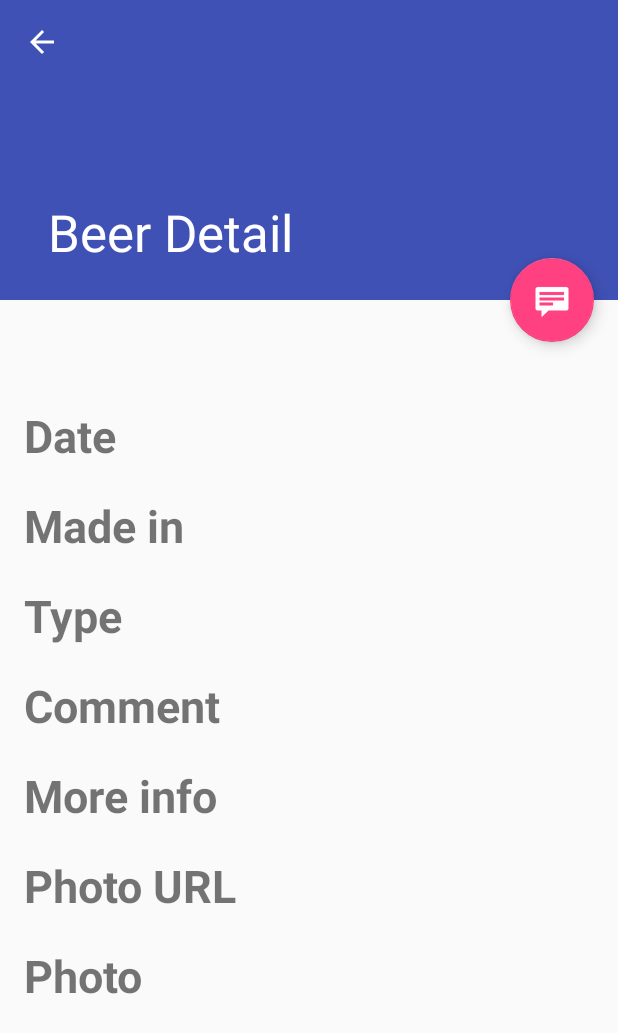
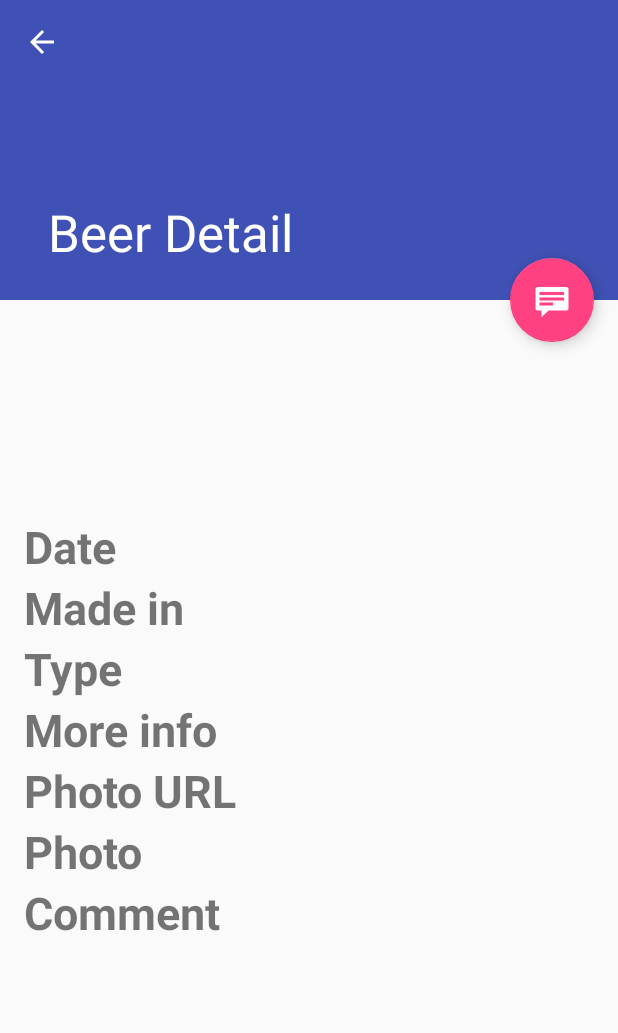
Before and after one commit to juan-filgueiras-rilo/IPM-P2, an Android app: the BeerDetailFragment screen opened directly, with no data from a screen before it, on a phone screen of 412 x 824 dp. Shown: the top 1033 px of the screen. Run offline under Robolectric (Android 15) with nearby library versions, the phone set to English and light mode, and no system bars; libraries missing offline, so code that uses them is left out: com.google.api.client, com.google.api.services, com.nostra13.universalimageloader, pub.devrel.easypermissions; 6 statements that could not run were skipped.

Commit message:
probando cambios en la vista de detalles de una cerveza

```diff
--- a/Beers/app/src/main/res/layout/beer_detail.xml
+++ b/Beers/app/src/main/res/layout/beer_detail.xml
@@ -1,9 +1,15 @@
 <?xml version="1.0" encoding="utf-8"?>
 
-<RelativeLayout xmlns:android="http://schemas.android.com/apk/res/android"
+<LinearLayout xmlns:android="http://schemas.android.com/apk/res/android"
     xmlns:app="http://schemas.android.com/apk/res-auto"
-    android:layout_width="fill_parent"
-    android:layout_height="fill_parent">
+    xmlns:tools="http://schemas.android.com/tools"
+    android:layout_width="wrap_content"
+    android:layout_height="wrap_content"
+    android:orientation="vertical"
+    android:paddingTop="8dp"
+    android:paddingBottom="8dp"
+    android:paddingLeft="16dp"
+    android:paddingRight="16dp">
 
 
     <android.support.design.widget.FloatingActionButton xmlns:android="http://schemas.android.com/apk/res/android"
@@ -38,26 +44,15 @@
         android:scrollbars="vertical"
         app:layout_behavior="@string/appbar_scrolling_view_behavior"
         android:layout_below="@id/comment_edit_text_detail">
-
-
-
-        <RelativeLayout
-            xmlns:tools="http://schemas.android.com/tools"
-            xmlns:android="http://schemas.android.com/apk/res/android"
+            <LinearLayout
                 android:layout_width="match_parent"
                 android:layout_height="match_parent"
-            android:layout_marginLeft="16dp"
-            android:layout_marginRight="16dp"
-            android:baselineAligned="false"
-            android:divider="?android:attr/dividerHorizontal"
-            android:showDividers="middle"
+                android:orientation="vertical">
 
-            tools:context="es.udc.fic.ipm.beers.BeerDetailFragment">
-
-
-
-
-
+                <LinearLayout
+                    android:layout_width="match_parent"
+                    android:layout_height="match_parent"
+                    android:orientation="horizontal">
 
                     <TextView
                         android:id="@+id/title_date"
@@ -69,9 +64,13 @@
                     <TextView
                         android:id="@+id/content_date"
                         android:layout_width="wrap_content"
-                android:layout_height="wrap_content"
-                android:layout_below="@id/title_date" />
+                        android:layout_height="wrap_content" />
+                </LinearLayout>
 
+                <LinearLayout
+                    android:layout_width="match_parent"
+                    android:layout_height="match_parent"
+                    android:orientation="horizontal">
                     <TextView
                         android:id="@+id/title_made_in"
                         android:layout_width="wrap_content"
@@ -86,33 +85,33 @@
                         android:layout_height="wrap_content"
                         android:layout_below="@id/title_made_in" />
 
+                </LinearLayout>
+
+                <RelativeLayout
+                    android:layout_width="match_parent"
+                    android:layout_height="match_parent"
+                    android:orientation="horizontal">
                     <TextView
                         android:id="@+id/title_type"
                         android:layout_width="wrap_content"
                         android:layout_height="wrap_content"
                         android:textSize="30dp"
                         android:textStyle="bold"
-                android:text="@string/beer_type"
-                android:layout_below="@id/content_made_in" />
+                        android:text="@string/beer_type"/>
+
                     <TextView
                         android:id="@+id/content_type"
                         android:layout_width="wrap_content"
                         android:layout_height="wrap_content"
-                android:layout_below="@id/title_type" />
+                        android:layout_alignParentRight="true"/>
+                </RelativeLayout>
 
-            <TextView
-                android:id="@+id/title_comment"
-                android:layout_width="wrap_content"
-                android:layout_height="wrap_content"
-                android:textSize="30dp"
-                android:textStyle="bold"
-                android:text="@string/beer_comment"
-                android:layout_below="@id/content_type" />
-            <TextView
-                android:id="@+id/content_comment"
-                android:layout_width="wrap_content"
-                android:layout_height="wrap_content"
-                android:layout_below="@id/title_comment" />
+
+
+                <LinearLayout
+                    android:layout_width="match_parent"
+                    android:layout_height="match_parent"
+                    android:orientation="horizontal">
 
                     <TextView
                         android:id="@+id/title_more_info"
@@ -128,6 +127,13 @@
                         android:layout_height="wrap_content"
                         android:layout_below="@id/title_more_info" />
 
+                </LinearLayout>
+
+                <LinearLayout
+                    android:layout_width="match_parent"
+                    android:layout_height="match_parent"
+                    android:orientation="horizontal">
+
                     <TextView
                         android:id="@+id/title_photo_url"
                         android:layout_width="wrap_content"
@@ -141,6 +147,13 @@
                         android:layout_width="wrap_content"
                         android:layout_height="wrap_content"
                         android:layout_below="@id/title_photo_url" />
+
+                </LinearLayout>
+
+                <LinearLayout
+                    android:layout_width="match_parent"
+                    android:layout_height="match_parent"
+                    android:orientation="vertical">
                     <TextView
                         android:id="@+id/title_photo_viewer"
                         android:layout_width="wrap_content"
@@ -154,12 +167,23 @@
                         android:layout_width="wrap_content"
                         android:layout_height="wrap_content"
                         android:layout_below="@id/title_photo_viewer"/>
+                </LinearLayout>
 
-
-
-        </RelativeLayout>
-
+                <TextView
+                    android:id="@+id/title_comment"
+                    android:layout_width="wrap_content"
+                    android:layout_height="wrap_content"
+                    android:textSize="30dp"
+                    android:textStyle="bold"
+                    android:text="@string/beer_comment"
+                    android:layout_below="@id/content_type" />
+                <TextView
+                    android:id="@+id/content_comment"
+                    android:layout_width="wrap_content"
+                    android:layout_height="wrap_content"
+                    android:layout_below="@id/title_comment" />
+            </LinearLayout>
     </ScrollView>
 
 
-</RelativeLayout>
+</LinearLayout>
```
Also changed, not shown: Beers/app/src/main/res/layout/beer_detail2.xml (added, +171 -0 lines), Beers/app/src/main/res/layout/beer_detail3.xml (added, +165 -0 lines). Lines whose indentation alone changed are shown as unchanged.
